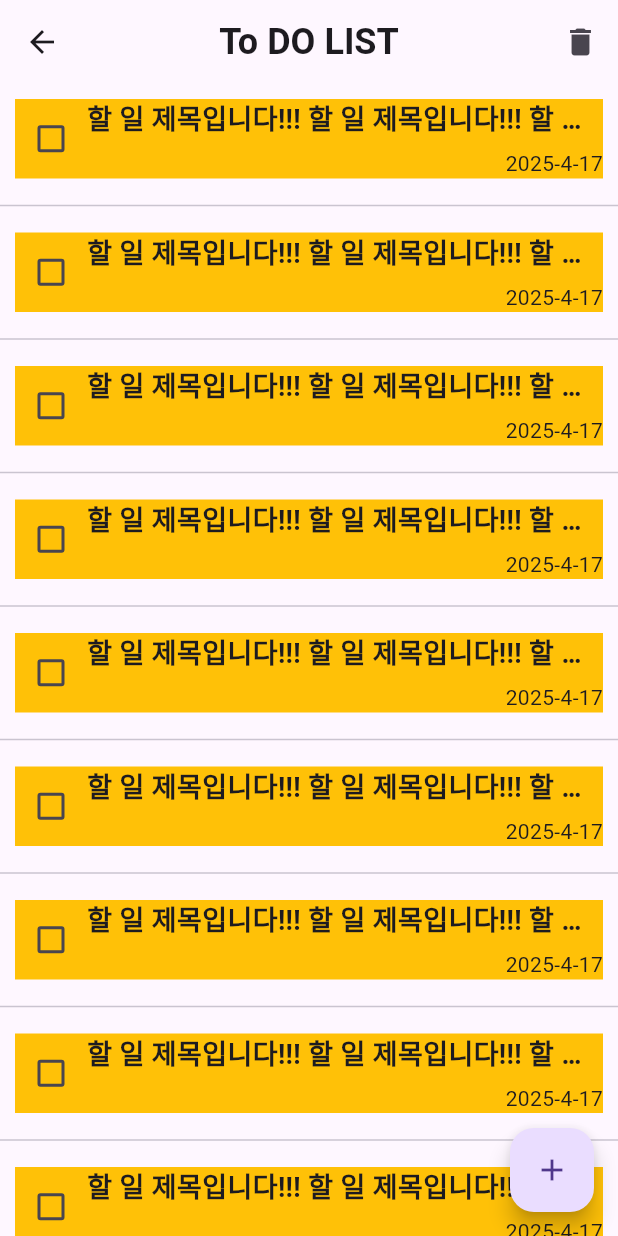
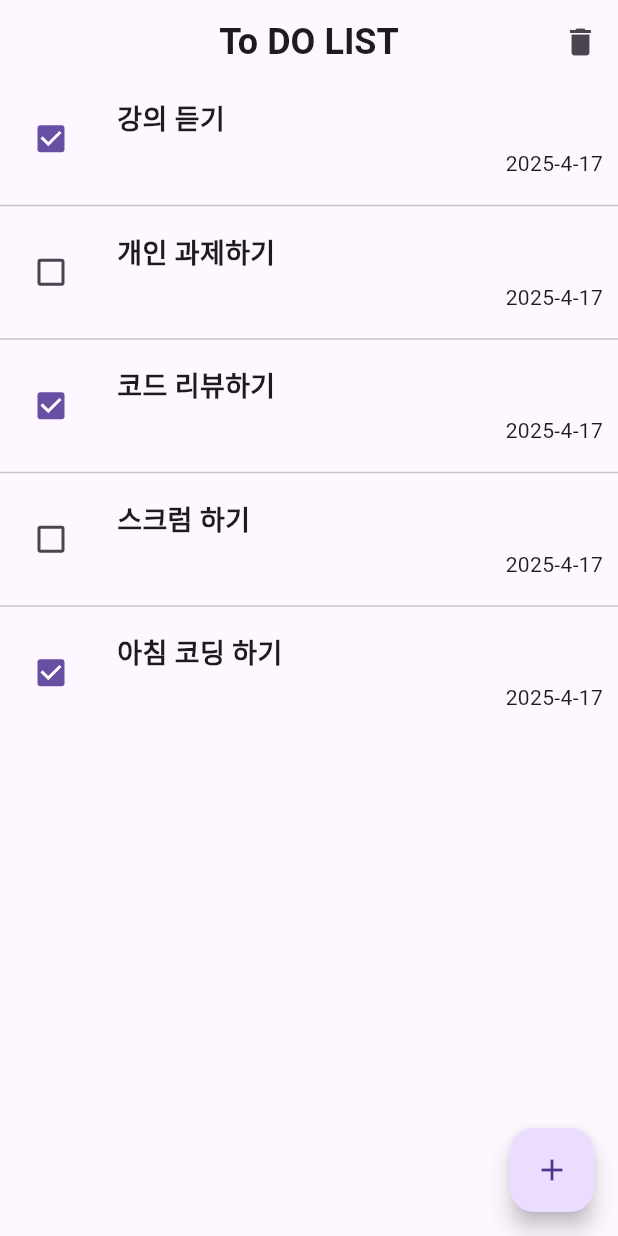
Before and after one commit to monet2155/codereview_todo_list, a Flutter app: the TodoList screen opened directly, on a phone screen of 412 x 824 dp. Run offline on Flutter 3.47's test engine with Material 3 defaults, Android fonts, the phone set to English and light mode, and no system bars; our stand-ins replace flutter_riverpod.

Commit message:
feat: 리스트 추가 및 수정

```diff
--- a/lib/main.dart
+++ b/lib/main.dart
@@ -12,6 +12,6 @@ class MainApp extends StatelessWidget {
 
   @override
   Widget build(BuildContext context) {
-    return MaterialApp(home: TodoCreate());
+    return MaterialApp(home: TodoList());
   }
 }
--- a/lib/ui/list/todo_list.dart
+++ b/lib/ui/list/todo_list.dart
@@ -1,13 +1,32 @@
+import 'package:codereview_todo_list/todo/todo_list_view_model.dart';
+import 'package:codereview_todo_list/todo/todo_local_repository.dart';
 import 'package:codereview_todo_list/todo/todo_model.dart';
+import 'package:codereview_todo_list/todo/todo_repository.dart';
+import 'package:codereview_todo_list/ui/create/todo_create.dart';
 import 'package:codereview_todo_list/ui/list/todo_widget.dart';
 import 'package:flutter/material.dart';
+import 'package:flutter_riverpod/flutter_riverpod.dart';
 
-class TodoList extends StatelessWidget {
+class TodoList extends ConsumerStatefulWidget {
   TodoList({super.key});
-  List<TodoModel> todos = [];
+
+  @override
+  ConsumerState<TodoList> createState() => _TodoListState();
+}
+
+class _TodoListState extends ConsumerState<TodoList> {
+  TodoRepository todoRepository = TodoLocalRepository();
+  bool isDeleteMode = false;
+  void onLongPressed() {
+    setState(() {
+      isDeleteMode = !isDeleteMode;
+    });
+  }
 
   @override
   Widget build(BuildContext context) {
+    final todos = ref.watch(todoListNotifier);
+    final vm = ref.read(todoListNotifier.notifier);
     return Scaffold(
       appBar: AppBar(
         centerTitle: true,
@@ -32,19 +51,34 @@ class TodoList extends StatelessWidget {
       floatingActionButton: FloatingActionButton(
         onPressed: () {
           print('추가 클릭');
+          Navigator.push(
+            context,
+            MaterialPageRoute(
+              builder: (context) {
+                // 데이터가 null이면 글쓰기 페이지처럼 보이게 하기
+                return TodoCreate(null);
+              },
+            ),
+          );
         },
         child: Icon(Icons.add),
       ),
       body: Column(
         children: [
           Expanded(
-            child: ListView.separated(
-              itemCount: 15,
-              shrinkWrap: true,
-              separatorBuilder: (context, _) => Divider(),
-              itemBuilder: (context, index) {
-                return TodoWidget(null);
+            child: GestureDetector(
+              onLongPress: () {
+                print('롱프레스!!!!!');
+                onLongPressed();
               },
+              child: ListView.separated(
+                itemCount: todos.length,
+                shrinkWrap: true,
+                separatorBuilder: (context, _) => Divider(),
+                itemBuilder: (context, index) {
+                  return TodoWidget(todos[index], isDeleteMode);
+                },
+              ),
             ),
           ),
         ],
--- a/lib/ui/list/todo_widget.dart
+++ b/lib/ui/list/todo_widget.dart
@@ -1,15 +1,18 @@
 import 'package:codereview_todo_list/todo/todo_model.dart';
+import 'package:codereview_todo_list/ui/create/todo_create.dart';
 import 'package:flutter/material.dart';
+import 'package:flutter_riverpod/flutter_riverpod.dart';
 
-class TodoWidget extends StatefulWidget {
-  TodoWidget(this.todo, {super.key});
-  TodoModel? todo;
+class TodoWidget extends ConsumerStatefulWidget {
+  TodoWidget(this.todo, this.isDeleteMode, {super.key});
+  TodoModel todo;
+  bool isDeleteMode;
 
   @override
-  State<TodoWidget> createState() => _TodoWidgetState();
+  ConsumerState<TodoWidget> createState() => _TodoWidgetState();
 }
 
-class _TodoWidgetState extends State<TodoWidget> {
+class _TodoWidgetState extends ConsumerState<TodoWidget> {
   bool isChecked = false;
 
   @override
@@ -19,23 +22,53 @@ class _TodoWidgetState extends State<TodoWidget> {
         padding: const EdgeInsets.all(10),
         child: Container(
           width: double.infinity,
-          color: Colors.amber,
           child: Row(
             children: [
+              widget.isDeleteMode
+                  ? Checkbox(
+                    value: false,
+                    onChanged: (value) {},
+                    shape: RoundedRectangleBorder(
+                      borderRadius: BorderRadius.circular(100),
+                    ),
+                  )
+                  : SizedBox(width: 0, height: 0),
               Checkbox(
-                value: isChecked,
+                value: widget.todo.isChecked,
                 onChanged: (value) {
                   setState(() {
                     isChecked = value!;
                   });
                 },
               ),
+              SizedBox(width: 20),
               Expanded(
+                child: GestureDetector(
+                  onTap: () {
+                    print('리스트 클릭');
+                    if (!widget.isDeleteMode) {
+                      Navigator.push(
+                        context,
+                        MaterialPageRoute(
+                          builder: (context) {
+                            // 데이터 할당해서 수정페이지 처럼 보이게 하기
+                            return TodoCreate(widget.todo);
+                          },
+                        ),
+                      );
+                    }
+                  },
+                  child: Container(
+                    color:
+                        widget.isDeleteMode
+                            ? Colors.grey[200]
+                            : Colors.transparent,
                     child: Column(
                       mainAxisAlignment: MainAxisAlignment.center,
+                      crossAxisAlignment: CrossAxisAlignment.start,
                       children: [
                         Text(
-                      '할 일 제목입니다!!! 할 일 제목입니다!!! 할 일 제목입니다!!! 할 일 제목입니다!!! 할 일 제목입니다!!!',
+                          widget.todo.title,
                           style: TextStyle(
                             fontSize: 18,
                             fontWeight: FontWeight.bold,
@@ -47,10 +80,12 @@ class _TodoWidgetState extends State<TodoWidget> {
                         Container(
                           alignment: Alignment.bottomRight,
                           child: Text(
-                        '${DateTime.now().year}-${DateTime.now().month}-${DateTime.now().day}',
+                            '${widget.todo!.createdAt.year}-${widget.todo!.createdAt.month}-${widget.todo!.createdAt.day}',
                           ),
                         ),
                       ],
+                    ),
+                  ),
                 ),
               ),
             ],
```
Also changed, not shown: lib/ui/create/todo_create.dart (+47 -5 lines). Lines whose indentation alone changed are shown as unchanged.
